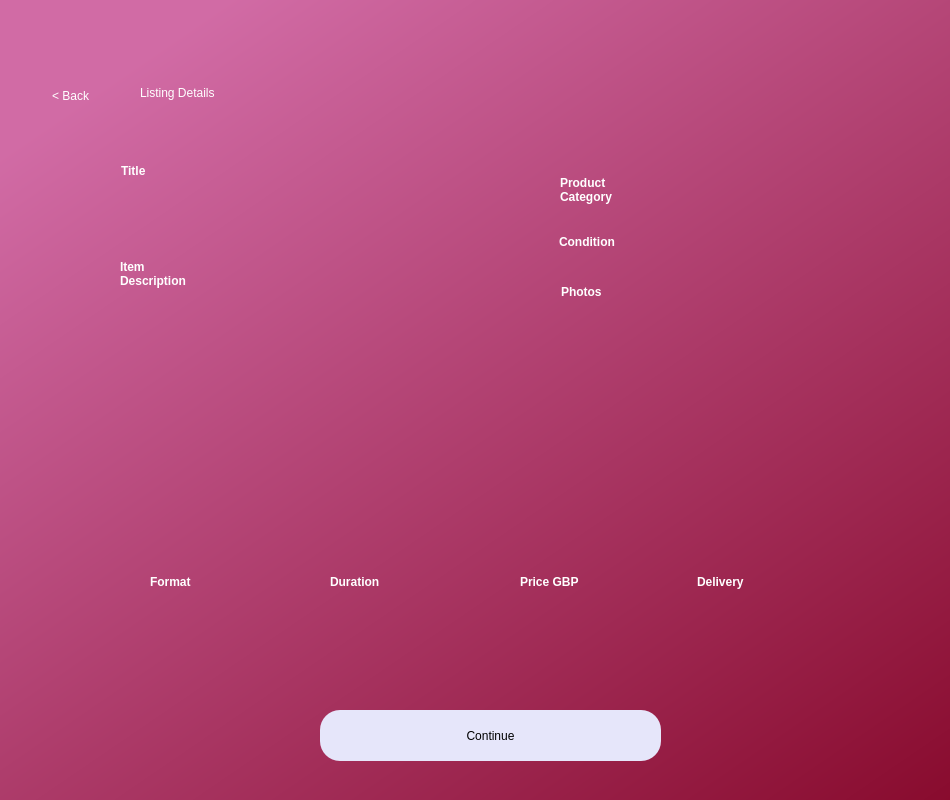
Above: listdetails.ui from AnshulS853/Coursework_Prototype before the change. Below: the same form after it.
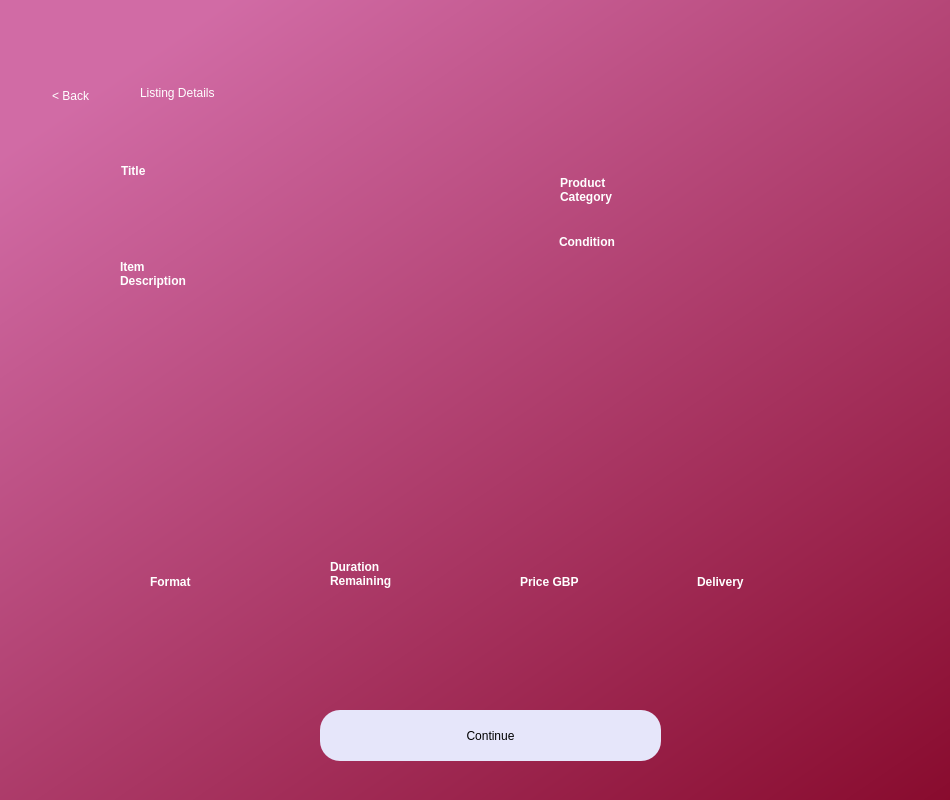
That is the form after the change.

The edit to the form file:
```diff
--- a/listdetails.ui
+++ b/listdetails.ui
@@ -124,23 +124,6 @@
 Description</string>
     </property>
    </widget>
-   <widget class="QLabel" name="label_7">
-    <property name="geometry">
-     <rect>
-      <x>561</x>
-      <y>280</y>
-      <width>71</width>
-      <height>24</height>
-     </rect>
-    </property>
-    <property name="styleSheet">
-     <string notr="true">font: 20pt &quot;MS Shell Dlg 2&quot;;color:rgb(255, 255, 255);
-font-weight: bold;</string>
-    </property>
-    <property name="text">
-     <string>Photos</string>
-    </property>
-   </widget>
    <widget class="QLabel" name="label_8">
     <property name="geometry">
      <rect>
@@ -162,9 +145,9 @@
     <property name="geometry">
      <rect>
       <x>330</x>
-      <y>570</y>
-      <width>91</width>
-      <height>24</height>
+      <y>550</y>
+      <width>110</width>
+      <height>48</height>
      </rect>
     </property>
     <property name="styleSheet">
@@ -172,7 +155,8 @@
 font-weight: bold;</string>
     </property>
     <property name="text">
-     <string>Duration</string>
+     <string>Duration
+Remaining</string>
     </property>
    </widget>
    <widget class="QLabel" name="label_10">
@@ -285,7 +269,7 @@
      <rect>
       <x>120</x>
       <y>310</y>
-      <width>371</width>
+      <width>661</width>
       <height>231</height>
      </rect>
     </property>
@@ -360,10 +344,10 @@
    <widget class="QLabel" name="durationfield">
     <property name="geometry">
      <rect>
-      <x>319</x>
-      <y>600</y>
+      <x>325</x>
+      <y>606</y>
       <width>121</width>
-      <height>31</height>
+      <height>71</height>
      </rect>
     </property>
     <property name="styleSheet">
@@ -381,9 +365,9 @@
    <widget class="QLabel" name="formatfield">
     <property name="geometry">
      <rect>
-      <x>130</x>
+      <x>150</x>
       <y>600</y>
-      <width>121</width>
+      <width>101</width>
       <height>31</height>
      </rect>
     </property>
@@ -396,7 +380,7 @@
      <string/>
     </property>
     <property name="alignment">
-     <set>Qt::AlignCenter</set>
+     <set>Qt::AlignLeading|Qt::AlignLeft|Qt::AlignVCenter</set>
     </property>
    </widget>
    <widget class="QLabel" name="deliveryfield">
```
Left out of the diff: 21 changed lines with no effect on the pictures.
